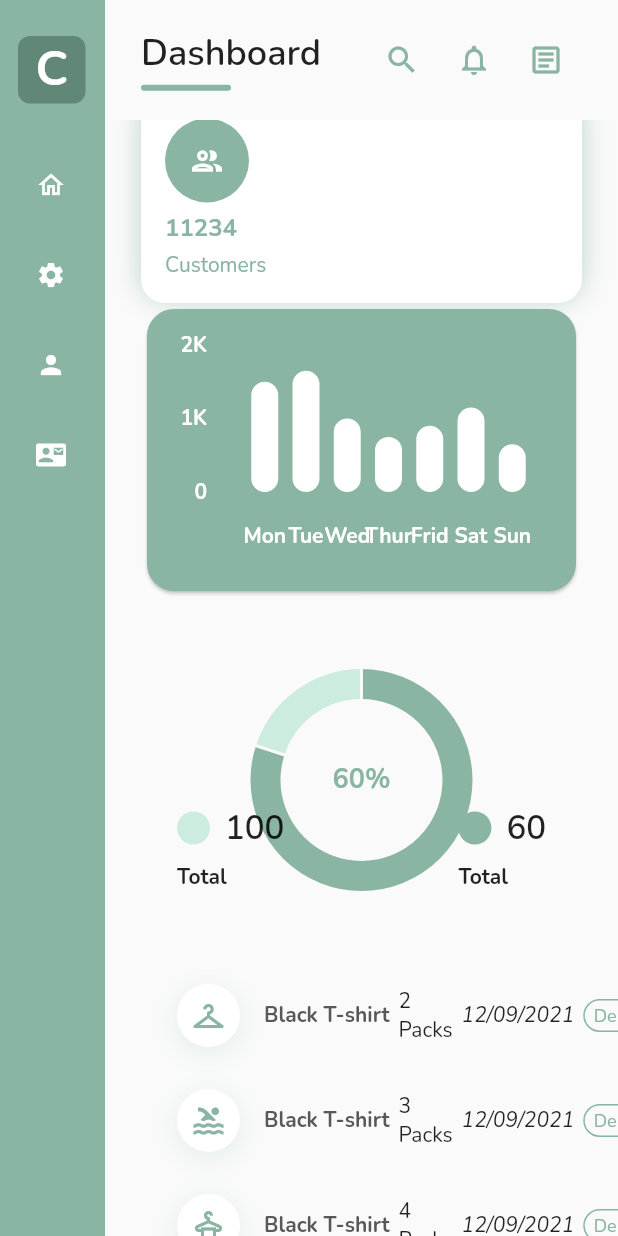
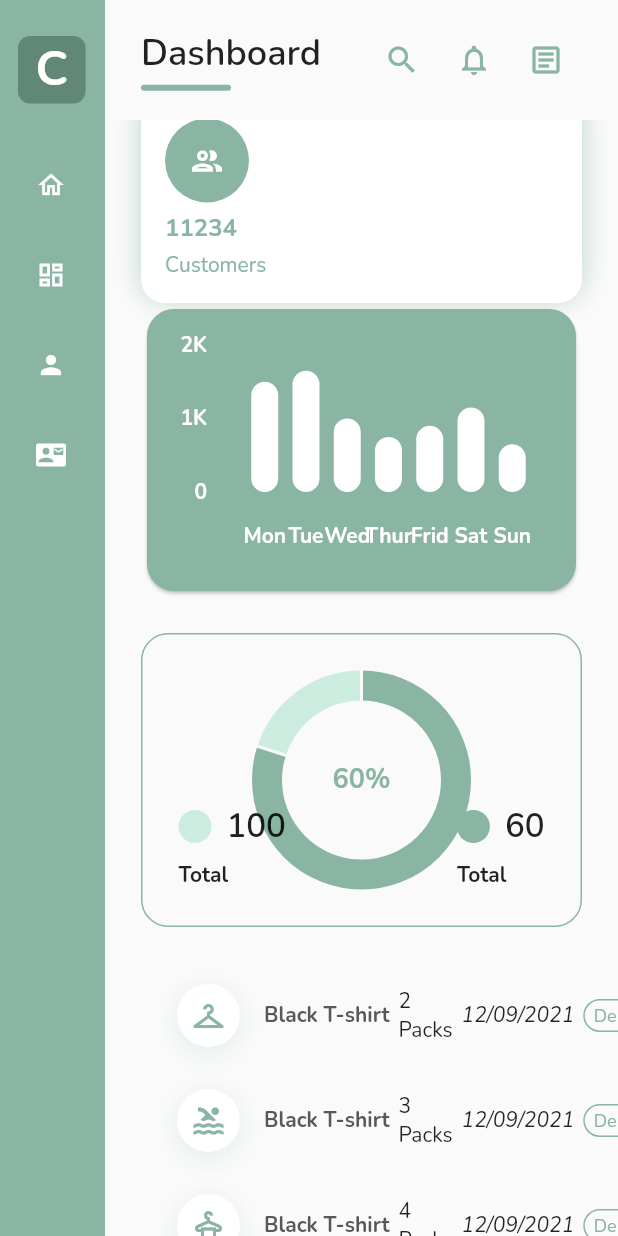
Before and after one commit to camphan12993/store_reponsive_dashboard, a Flutter app: the screen it shows after launch, scrolled down 576 dp, on a phone screen of 412 x 824 dp. Run offline on Flutter 3.47's test engine with Material 2 defaults, Android fonts, the phone set to English and light mode, and no system bars; drawn by our look-alikes of fl_chart.

Commit message:
add border for chart

```diff
--- a/lib/layout/sidebar.dart
+++ b/lib/layout/sidebar.dart
@@ -6,7 +6,7 @@ import '../model.dart';
 
 final List<MenuItem> menuItems = [
   MenuItem('Home', Icons.home_outlined),
-  MenuItem('Settings', Icons.settings),
+  MenuItem('Dashboard', Icons.dashboard_outlined),
   MenuItem('User', Icons.person),
   MenuItem('Contact', Icons.contact_mail),
 ];
--- a/lib/main.dart
+++ b/lib/main.dart
@@ -13,10 +13,10 @@ class MyApp extends StatelessWidget {
     return MaterialApp(
       title: 'Store Dashboard',
       theme: ThemeData(
-        fontFamily: 'Nunito',
-        primaryColor: primary,
-        textTheme: TextTheme().apply(bodyColor: textColor),
-      ),
+          fontFamily: 'Nunito',
+          primaryColor: primary,
+          textTheme: TextTheme().apply(bodyColor: textColor),
+          backgroundColor: Colors.yellow),
       home: Dashboard(),
       debugShowCheckedModeBanner: false,
     );
--- a/lib/widgets/pie_chart.dart
+++ b/lib/widgets/pie_chart.dart
@@ -27,6 +27,10 @@ class MyPieChart extends StatelessWidget {
     final Size _size = MediaQuery.of(context).size;
     return AspectRatio(
       aspectRatio: 1.5,
+      child: Container(
+        decoration: BoxDecoration(
+            border: Border.all(color: primary),
+            borderRadius: BorderRadius.circular(18)),
         child: Padding(
           padding: const EdgeInsets.all(24),
           child: Stack(
@@ -125,6 +129,7 @@ class MyPieChart extends StatelessWidget {
             ],
           ),
         ),
+      ),
     );
   }
 }
```
Lines whose indentation alone changed are shown as unchanged.
